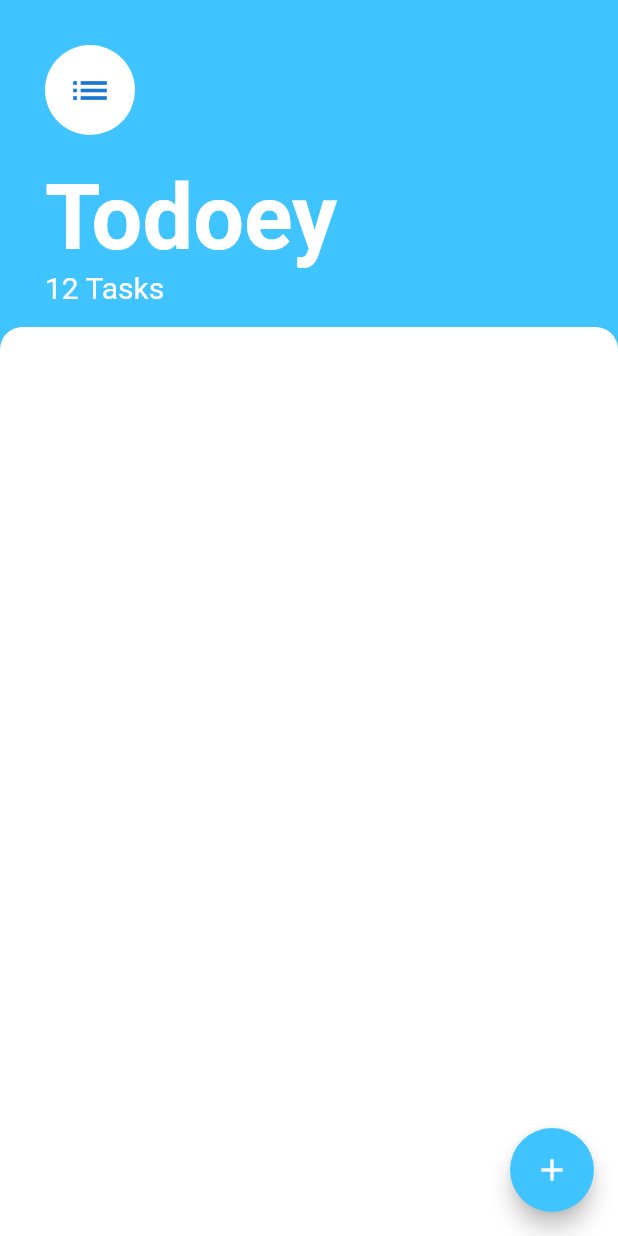
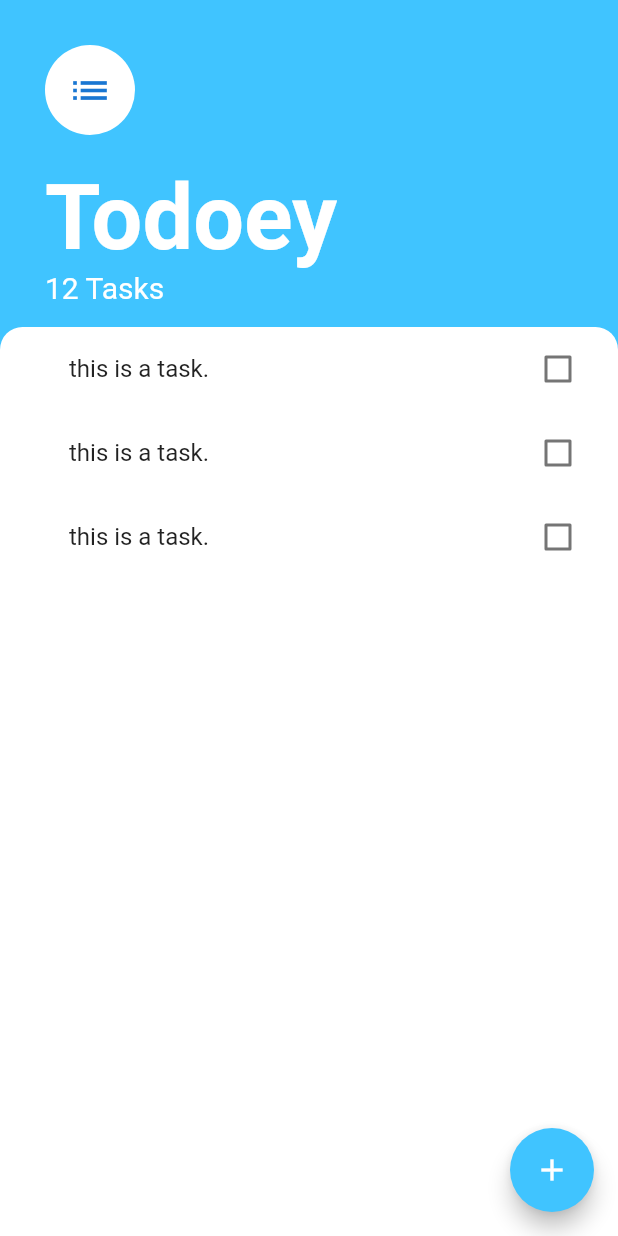
Before and after one commit to ZiadAlMoqamar/todoey_flutter, a Flutter app: the screen it shows after launch, on a phone screen of 412 x 824 dp. Run offline on Flutter 3.47's test engine with Material 2 defaults, Android fonts, the phone set to English and light mode, and no system bars.

Commit message:
adding task list and task tile

```diff
--- a/lib/screens/tasks_screen.dart
+++ b/lib/screens/tasks_screen.dart
@@ -1,4 +1,5 @@
 import 'package:flutter/material.dart';
+import 'package:todoey_flutter/widgets/task_list.dart';
 
 class TasksScreen extends StatelessWidget {
   @override
@@ -6,6 +7,9 @@ class TasksScreen extends StatelessWidget {
     return Scaffold(
       backgroundColor: Colors.lightBlueAccent,
       floatingActionButton: FloatingActionButton(
+        onPressed: (){
+
+        },
         backgroundColor: Colors.lightBlueAccent,
         child: Icon(Icons.add),
       ),
@@ -47,6 +51,7 @@ class TasksScreen extends StatelessWidget {
             ),
             Expanded(
               child: Container(
+                padding: EdgeInsets.only(left: 30, ),
                 decoration: BoxDecoration(
                   color: Colors.white,
                   borderRadius: BorderRadius.only(
@@ -54,6 +59,7 @@ class TasksScreen extends StatelessWidget {
                     topRight: Radius.circular(15),
                   ),
                 ),
+                child: TaskList(),
               ),
             )
           ],
--- /dev/null
+++ b/lib/widgets/task_list.dart
@@ -0,0 +1,15 @@
+import 'package:flutter/material.dart';
+import 'package:todoey_flutter/widgets/task_tile.dart';
+class TaskList extends StatelessWidget {
+
+  @override
+  Widget build(BuildContext context) {
+    return ListView(
+      children: [
+        TaskTile(),
+        TaskTile(),
+        TaskTile(),
+      ],
+    );
+  }
+}
--- /dev/null
+++ b/lib/widgets/task_tile.dart
@@ -0,0 +1,15 @@
+import 'package:flutter/material.dart';
+
+
+class TaskTile extends StatelessWidget {
+
+  @override
+  Widget build(BuildContext context) {
+    return ListTile(
+      title: Text('this is a task.'),
+      trailing: Checkbox(
+        value: false, onChanged: (bool value){},
+      ),
+    );
+  }
+}
```
